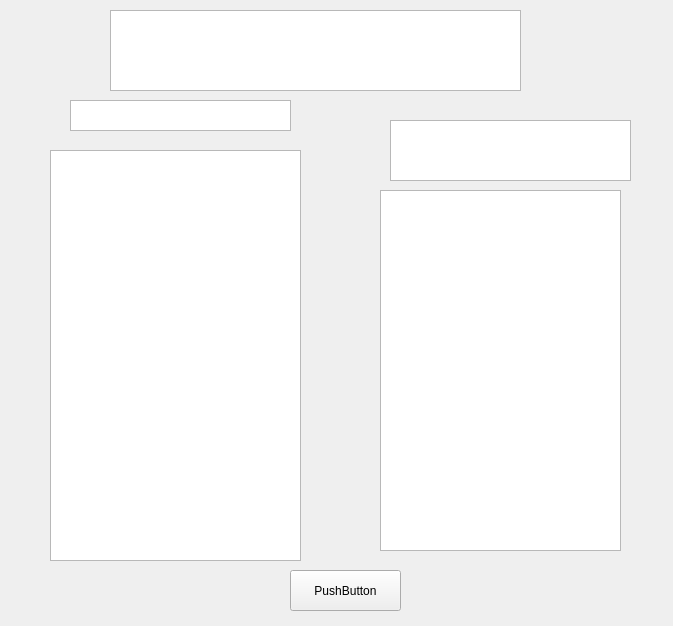
Before: the Qt Designer form fileexplorer.ui in Q-Wednesday/FTPClient, drawn with Qt 5.
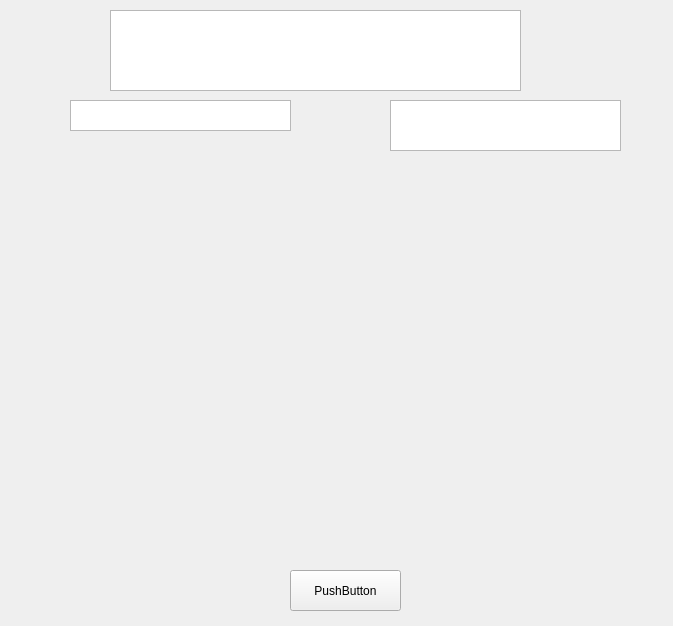
After: the same form once the commit is applied.

Patch:
```diff
--- a/fileexplorer.ui
+++ b/fileexplorer.ui
@@ -26,22 +26,6 @@
     <string>PushButton</string>
    </property>
   </widget>
-  <widget class="QListWidget" name="remoteFileInfo">
-   <property name="geometry">
-    <rect>
-     <x>50</x>
-     <y>150</y>
-     <width>251</width>
-     <height>411</height>
-    </rect>
-   </property>
-   <property name="dragEnabled">
-    <bool>true</bool>
-   </property>
-   <property name="dragDropMode">
-    <enum>QAbstractItemView::DragDrop</enum>
-   </property>
-  </widget>
   <widget class="QListWidget" name="remoteDir">
    <property name="geometry">
     <rect>
@@ -55,29 +39,13 @@
     <enum>QListView::LeftToRight</enum>
    </property>
   </widget>
-  <widget class="QListWidget" name="localFileInfo">
-   <property name="geometry">
-    <rect>
-     <x>380</x>
-     <y>190</y>
-     <width>241</width>
-     <height>361</height>
-    </rect>
-   </property>
-   <property name="dragEnabled">
-    <bool>true</bool>
-   </property>
-   <property name="dragDropMode">
-    <enum>QAbstractItemView::DragDrop</enum>
-   </property>
-  </widget>
   <widget class="QListWidget" name="localDir">
    <property name="geometry">
     <rect>
      <x>390</x>
-     <y>120</y>
-     <width>241</width>
-     <height>61</height>
+     <y>100</y>
+     <width>231</width>
+     <height>51</height>
     </rect>
    </property>
    <property name="flow">
@@ -94,6 +62,17 @@
     </rect>
    </property>
   </widget>
+  <widget class="QWidget" name="horizontalLayoutWidget">
+   <property name="geometry">
+    <rect>
+     <x>80</x>
+     <y>200</y>
+     <width>551</width>
+     <height>331</height>
+    </rect>
+   </property>
+   <layout class="QHBoxLayout" name="fileListLayout"/>
+  </widget>
  </widget>
  <resources/>
  <connections/>
```
